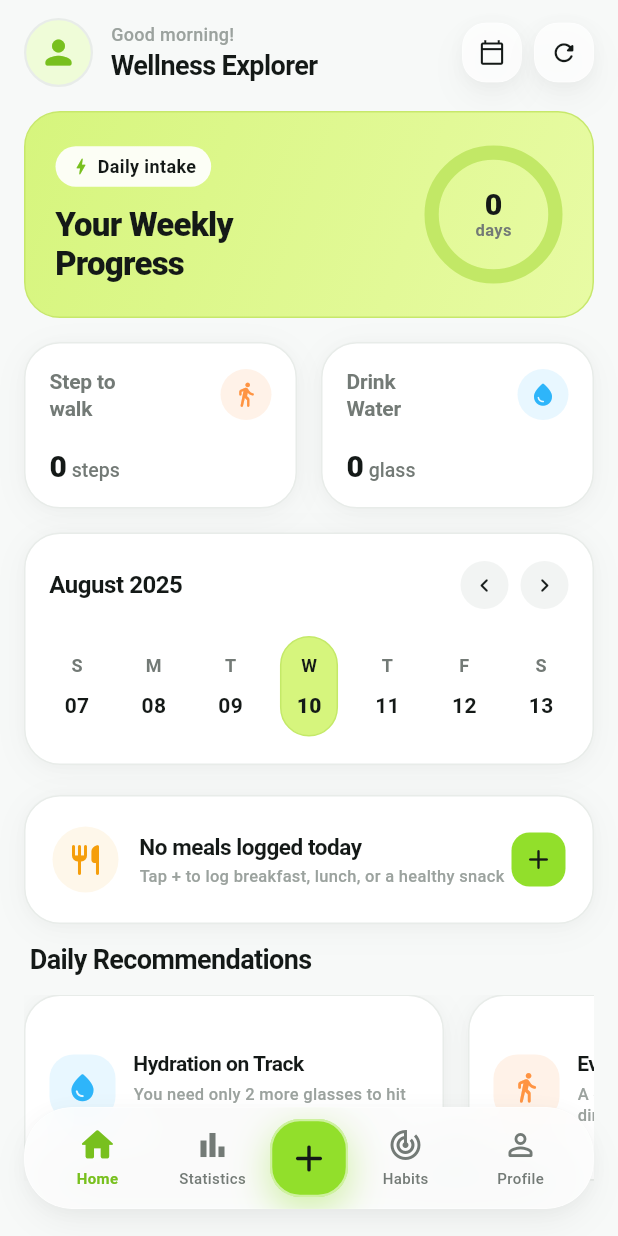
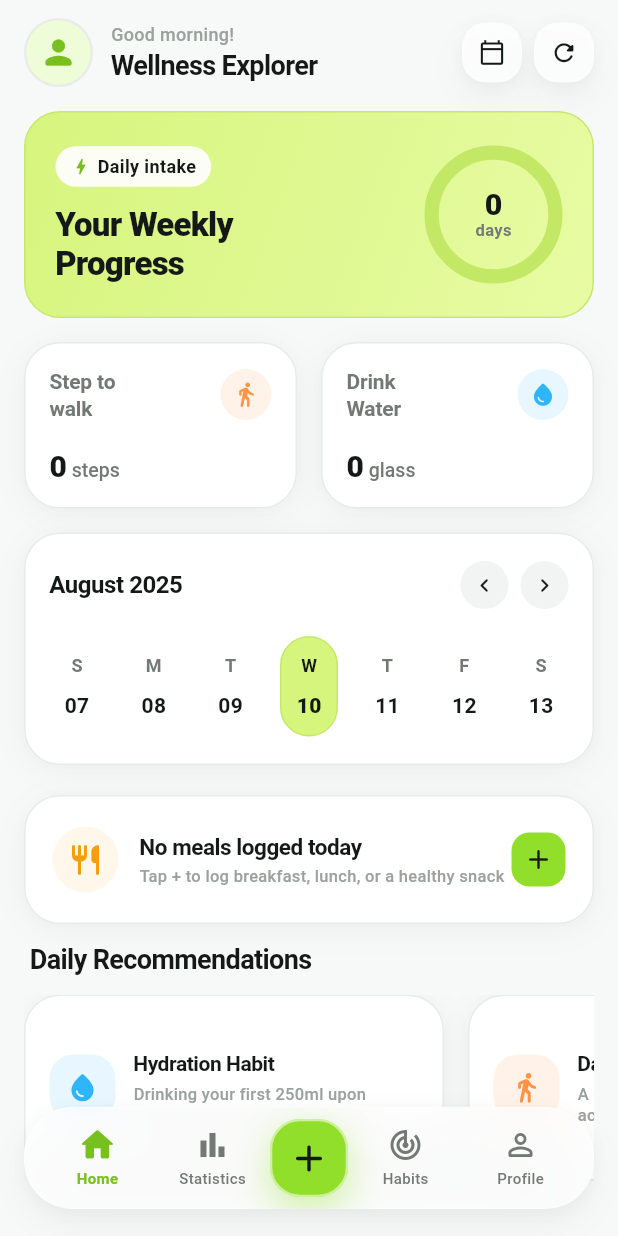
Before and after one commit to Fortunehack45/Bt, a Flutter app: the screen it shows after launch, after a tap on "Skip", on a phone screen of 412 x 824 dp. Run offline on Flutter 3.47's test engine with Material 3 defaults, Android fonts, the phone set to English and light mode, and no system bars; Roboto replaces fonts that are missing (SF Pro Display).

```diff
--- a/analysis_options.yaml
+++ b/analysis_options.yaml
@@ -1,10 +1,4 @@
 include: package:flutter_lints/flutter.yaml
-
-analyzer:
-  language:
-    strict-casts: true
-    strict-inference: true
-    strict-raw-types: true
 
 linter:
   rules:
--- a/lib/features/home/widgets/recommendations_carousel.dart
+++ b/lib/features/home/widgets/recommendations_carousel.dart
@@ -5,36 +5,52 @@ import '../../../core/theme/app_spacing.dart';
 import '../../../core/theme/app_typography.dart';
 import '../../../core/widgets/solid_wellness_card.dart';
 
+class RecommendationItem {
+  final String title;
+  final String desc;
+  final IconData icon;
+  final Color color;
+  final Color bgColor;
+
+  const RecommendationItem({
+    required this.title,
+    required this.desc,
+    required this.icon,
+    required this.color,
+    required this.bgColor,
+  });
+}
+
 class RecommendationsCarousel extends StatelessWidget {
   const RecommendationsCarousel({super.key});
+
+  static const List<RecommendationItem> items = [
+    RecommendationItem(
+      title: 'Hydration Habit',
+      desc: 'Drinking your first 250ml upon waking boosts metabolic focus.',
+      icon: Icons.water_drop_rounded,
+      color: AppColors.waterBlue,
+      bgColor: AppColors.waterBlueTint,
+    ),
+    RecommendationItem(
+      title: 'Daily Movement',
+      desc: 'A gentle 15-minute walk helps activate daily calorie burn.',
+      icon: Icons.directions_walk_rounded,
+      color: AppColors.stepsOrange,
+      bgColor: AppColors.stepsOrangeTint,
+    ),
+    RecommendationItem(
+      title: 'Mindful Sleep',
+      desc: 'Wind-down 30 minutes before bedtime supports optimal deep sleep.',
+      icon: Icons.bedtime_rounded,
+      color: AppColors.sleepPurple,
+      bgColor: AppColors.sleepPurpleTint,
+    ),
+  ];
 
   @override
   Widget build(BuildContext context) {
     final isDark = Theme.of(context).brightness == Brightness.dark;
-
-    final recommendations = [
-      {
-        'title': 'Hydration on Track',
-        'desc': 'You need only 2 more glasses to hit your optimal hydration goal today.',
-        'icon': Icons.water_drop_rounded,
-        'color': AppColors.waterBlue,
-        'bgColor': AppColors.waterBlueTint,
-      },
-      {
-        'title': 'Evening Recovery Walk',
-        'desc': 'A gentle 15-minute walk before dinner will boost your metabolic recovery.',
-        'icon': Icons.directions_walk_rounded,
-        'color': AppColors.stepsOrange,
-        'bgColor': AppColors.stepsOrangeTint,
-      },
-      {
-        'title': 'Mindful Sleep Routine',
-        'desc': 'Aim to begin wind-down 30 minutes before your 11:15 PM bedtime.',
-        'icon': Icons.bedtime_rounded,
-        'color': AppColors.sleepPurple,
-        'bgColor': AppColors.sleepPurpleTint,
-      },
-    ];
 
     return Column(
       crossAxisAlignment: CrossAxisAlignment.start,
@@ -52,12 +68,10 @@ class RecommendationsCarousel extends StatelessWidget {
           child: ListView.separated(
             scrollDirection: Axis.horizontal,
             physics: const BouncingScrollPhysics(),
-            itemCount: recommendations.length,
+            itemCount: items.length,
             separatorBuilder: (context, index) => const SizedBox(width: AppSpacing.md),
             itemBuilder: (context, index) {
-              final item = recommendations[index];
-              final color = item['color'] as Color;
-              final bgColor = item['bgColor'] as Color;
+              final item = items[index];
 
               return SizedBox(
                 width: 280,
@@ -69,10 +83,10 @@ class RecommendationsCarousel extends StatelessWidget {
                         width: 44,
                         height: 44,
                         decoration: BoxDecoration(
-                          color: isDark ? color.withOpacity(0.18) : bgColor,
+                          color: isDark ? item.color.withOpacity(0.18) : item.bgColor,
                           borderRadius: AppRadii.roundedMd,
                         ),
-                        child: Icon(item['icon'] as IconData, color: color, size: 22),
+                        child: Icon(item.icon, color: item.color, size: 22),
                       ),
                       const SizedBox(width: AppSpacing.sm),
                       Expanded(
@@ -81,12 +95,12 @@ class RecommendationsCarousel extends StatelessWidget {
                           mainAxisAlignment: MainAxisAlignment.center,
                           children: [
                             Text(
-                              item['title'] as String,
+                              item.title,
                               style: AppTypography.h3(isDark).copyWith(fontSize: 14),
                             ),
                             const SizedBox(height: 3),
                             Text(
-                              item['desc'] as String,
+                              item.desc,
                               maxLines: 2,
                               overflow: TextOverflow.ellipsis,
                               style: AppTypography.caption(isDark),
--- a/pubspec.yaml
+++ b/pubspec.yaml
@@ -19,6 +19,3 @@ dev_dependencies:
 
 flutter:
   uses-material-design: true
-  assets:
-    - assets/images/
-    - assets/icons/
```
Also changed, not shown: 3 other files.
